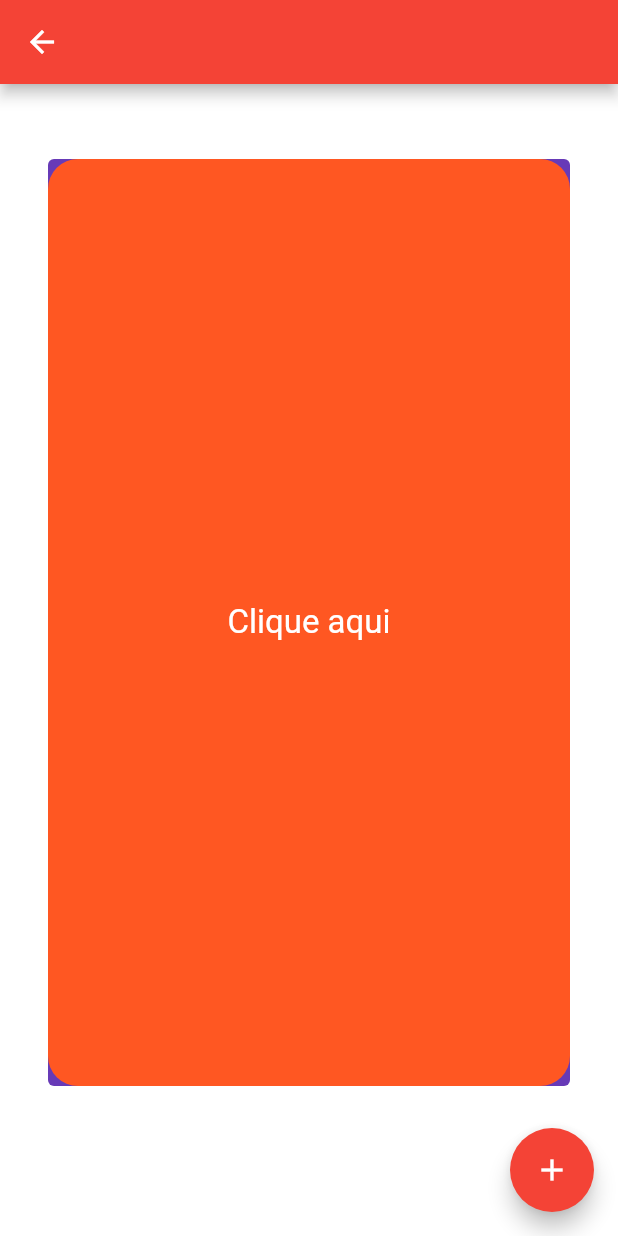
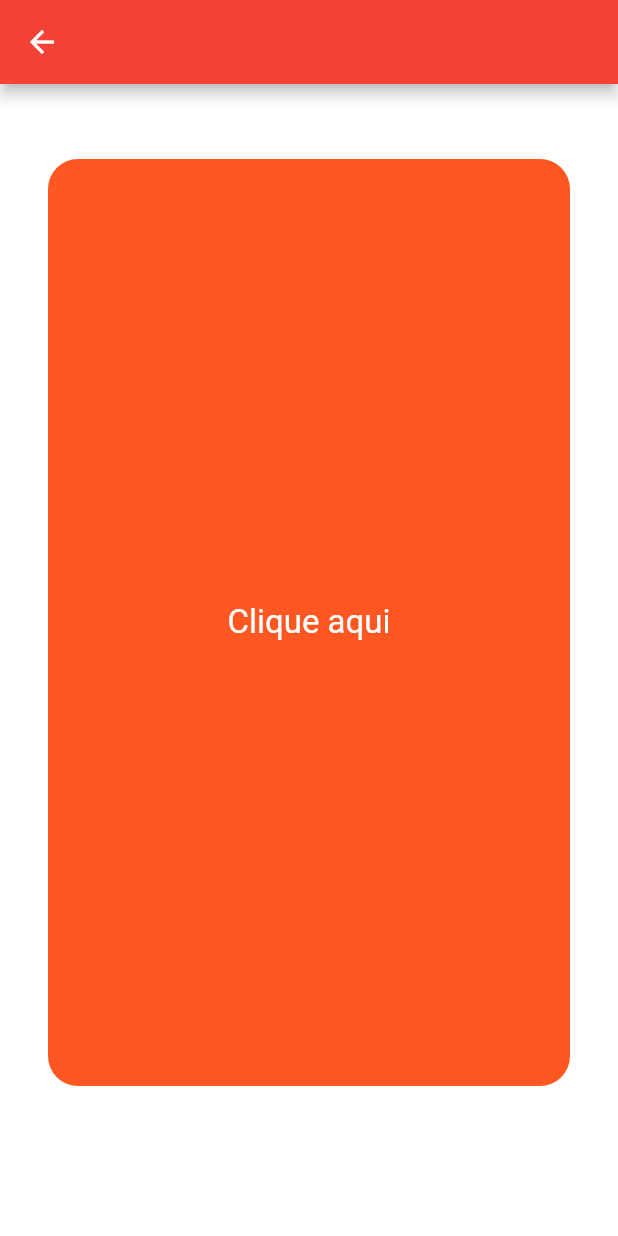
Before and after one commit to camisnew/banco_meu_amigo, a Flutter app: the AmigoCard screen opened by its route, on a phone screen of 412 x 824 dp. Run offline on Flutter 3.47's test engine with Material 2 defaults, Android fonts, the phone set to English and light mode, and no system bars; drawn by our look-alikes of flip_card; network calls fail.

Commit message:
fix card background

```diff
--- a/lib/view/amigo_card.dart
+++ b/lib/view/amigo_card.dart
@@ -52,10 +52,9 @@ class _AmigoCardState extends State<AmigoCard> {
     return Card(
       elevation: 0.0,
       margin: EdgeInsets.only(left: 32.0, right: 32.0, top: 50.0, bottom: 100.0),
-      color: Colors.deepPurple,
       child: FlipCard(
         key: _cardKey,
-        flipOnTouch: false,
+        flipOnTouch: true,
         direction: FlipDirection.HORIZONTAL,
         speed: 1000,
         onFlipDone: (status) {
@@ -86,11 +85,6 @@ class _AmigoCardState extends State<AmigoCard> {
           ),
         ],
       ),
-        floatingActionButton: FloatingActionButton(
-          onPressed: () => _cardKey.currentState!.toggleCard(),
-        tooltip: 'Test',
-        child: Icon(Icons.add),
-      ),
     );
   }
 }
```
